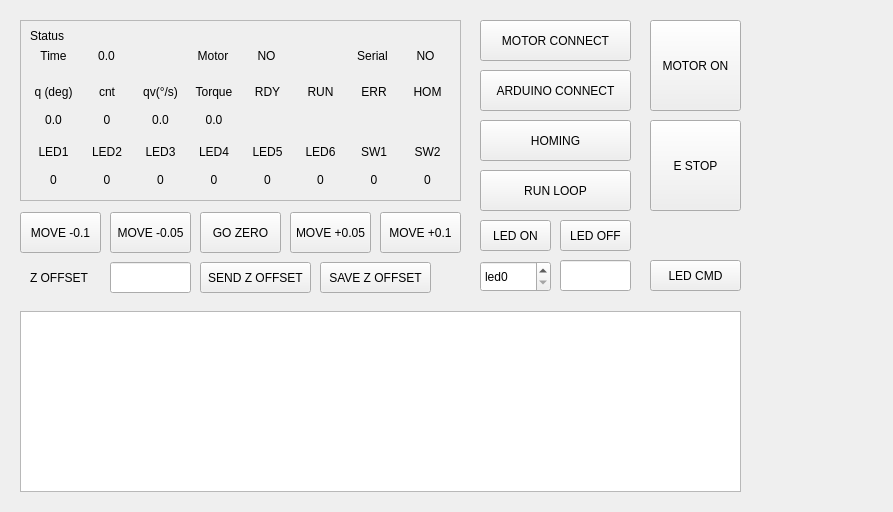
The window that resource/mainwindow.ui (saga0619/outro) describes before a commit, drawn with Qt 5.
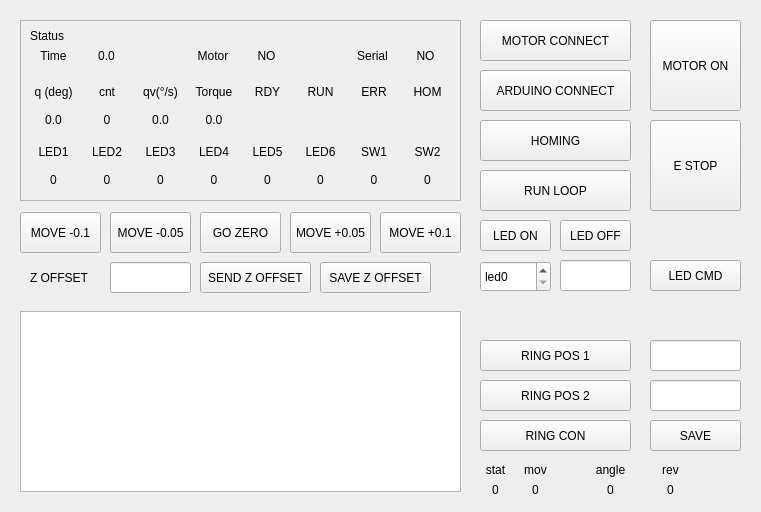
The same window after the commit.

What changed in the file:
```diff
--- a/resource/mainwindow.ui
+++ b/resource/mainwindow.ui
@@ -6,7 +6,7 @@
    <rect>
     <x>0</x>
     <y>0</y>
-    <width>893</width>
+    <width>761</width>
     <height>512</height>
    </rect>
   </property>
@@ -740,7 +740,7 @@
      <rect>
       <x>20</x>
       <y>311</y>
-      <width>721</width>
+      <width>441</width>
       <height>181</height>
      </rect>
     </property>
@@ -810,6 +810,206 @@
      <number>5</number>
     </property>
    </widget>
+   <widget class="QPushButton" name="pushButton_ringp1">
+    <property name="geometry">
+     <rect>
+      <x>480</x>
+      <y>340</y>
+      <width>151</width>
+      <height>31</height>
+     </rect>
+    </property>
+    <property name="text">
+     <string>RING POS 1</string>
+    </property>
+   </widget>
+   <widget class="QPushButton" name="pushButton_ringp2">
+    <property name="geometry">
+     <rect>
+      <x>480</x>
+      <y>380</y>
+      <width>151</width>
+      <height>31</height>
+     </rect>
+    </property>
+    <property name="text">
+     <string>RING POS 2</string>
+    </property>
+   </widget>
+   <widget class="QLineEdit" name="lineEdit_ringpos1">
+    <property name="geometry">
+     <rect>
+      <x>650</x>
+      <y>340</y>
+      <width>91</width>
+      <height>31</height>
+     </rect>
+    </property>
+   </widget>
+   <widget class="QLineEdit" name="lineEidit_ringpos2">
+    <property name="geometry">
+     <rect>
+      <x>650</x>
+      <y>380</y>
+      <width>91</width>
+      <height>31</height>
+     </rect>
+    </property>
+   </widget>
+   <widget class="QPushButton" name="pushButton_ringpos_save">
+    <property name="geometry">
+     <rect>
+      <x>650</x>
+      <y>420</y>
+      <width>91</width>
+      <height>31</height>
+     </rect>
+    </property>
+    <property name="text">
+     <string>SAVE</string>
+    </property>
+   </widget>
+   <widget class="QPushButton" name="pushButton_ringc">
+    <property name="geometry">
+     <rect>
+      <x>480</x>
+      <y>420</y>
+      <width>151</width>
+      <height>31</height>
+     </rect>
+    </property>
+    <property name="text">
+     <string>RING CON</string>
+    </property>
+   </widget>
+   <widget class="QLabel" name="label_ring_status">
+    <property name="geometry">
+     <rect>
+      <x>480</x>
+      <y>480</y>
+      <width>31</width>
+      <height>20</height>
+     </rect>
+    </property>
+    <property name="text">
+     <string>0</string>
+    </property>
+    <property name="alignment">
+     <set>Qt::AlignCenter</set>
+    </property>
+   </widget>
+   <widget class="QLabel" name="label_ring_angle">
+    <property name="geometry">
+     <rect>
+      <x>590</x>
+      <y>480</y>
+      <width>41</width>
+      <height>20</height>
+     </rect>
+    </property>
+    <property name="text">
+     <string>0</string>
+    </property>
+    <property name="alignment">
+     <set>Qt::AlignCenter</set>
+    </property>
+   </widget>
+   <widget class="QLabel" name="label_ring_moving">
+    <property name="geometry">
+     <rect>
+      <x>520</x>
+      <y>480</y>
+      <width>31</width>
+      <height>20</height>
+     </rect>
+    </property>
+    <property name="text">
+     <string>0</string>
+    </property>
+    <property name="alignment">
+     <set>Qt::AlignCenter</set>
+    </property>
+   </widget>
+   <widget class="QLabel" name="label_ring_position">
+    <property name="geometry">
+     <rect>
+      <x>650</x>
+      <y>480</y>
+      <width>41</width>
+      <height>20</height>
+     </rect>
+    </property>
+    <property name="text">
+     <string>0</string>
+    </property>
+    <property name="alignment">
+     <set>Qt::AlignCenter</set>
+    </property>
+   </widget>
+   <widget class="QLabel" name="label_ring_angle_2">
+    <property name="geometry">
+     <rect>
+      <x>590</x>
+      <y>460</y>
+      <width>41</width>
+      <height>20</height>
+     </rect>
+    </property>
+    <property name="text">
+     <string>angle</string>
+    </property>
+    <property name="alignment">
+     <set>Qt::AlignCenter</set>
+    </property>
+   </widget>
+   <widget class="QLabel" name="label_ring_angle_3">
+    <property name="geometry">
+     <rect>
+      <x>520</x>
+      <y>460</y>
+      <width>31</width>
+      <height>20</height>
+     </rect>
+    </property>
+    <property name="text">
+     <string>mov</string>
+    </property>
+    <property name="alignment">
+     <set>Qt::AlignCenter</set>
+    </property>
+   </widget>
+   <widget class="QLabel" name="label_ring_position_2">
+    <property name="geometry">
+     <rect>
+      <x>650</x>
+      <y>460</y>
+      <width>41</width>
+      <height>20</height>
+     </rect>
+    </property>
+    <property name="text">
+     <string>rev</string>
+    </property>
+    <property name="alignment">
+     <set>Qt::AlignCenter</set>
+    </property>
+   </widget>
+   <widget class="QLabel" name="label_ring_angle_4">
+    <property name="geometry">
+     <rect>
+      <x>480</x>
+      <y>460</y>
+      <width>31</width>
+      <height>20</height>
+     </rect>
+    </property>
+    <property name="text">
+     <string>stat</string>
+    </property>
+    <property name="alignment">
+     <set>Qt::AlignCenter</set>
+    </property>
+   </widget>
   </widget>
  </widget>
  <resources/>
```
